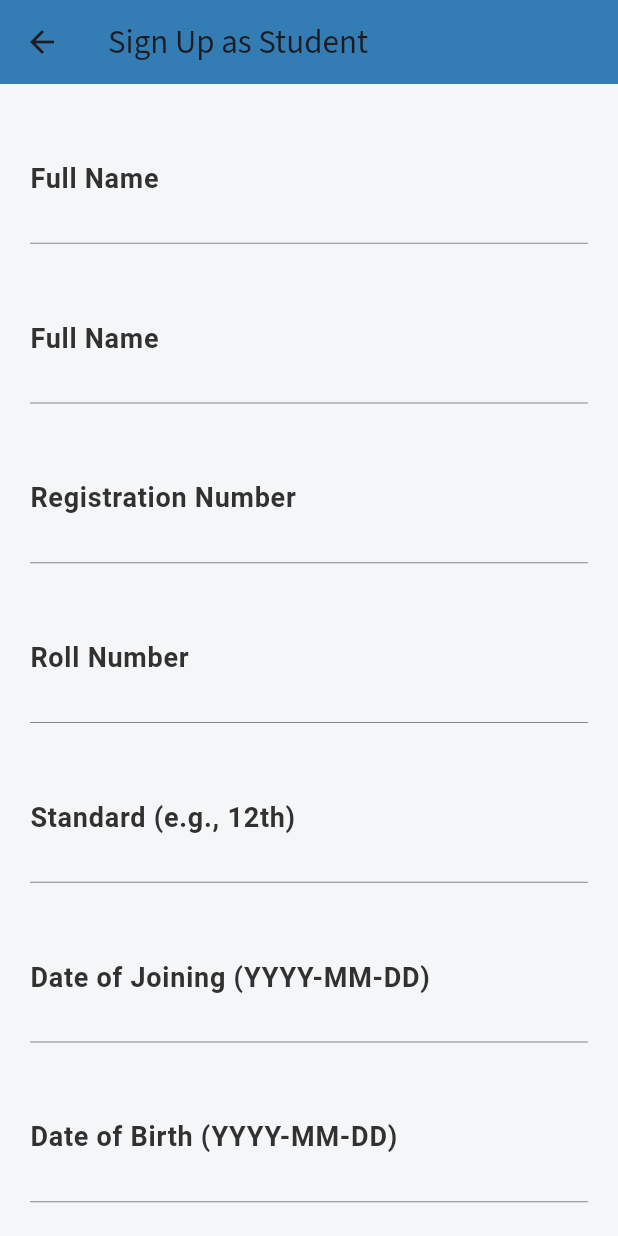
After one commit to ManishIIITK/SchoolSphere, a Flutter app: the SignUpScreen screen opened by its route, after a tap on "Sign Up as Student", on a phone screen of 412 x 824 dp. The commit adds this screen. Run offline on Flutter 3.47's test engine with Material 3 defaults, Android fonts, the phone set to English and light mode, and no system bars; our stand-ins replace file_picker, flutter_svg, fluttertoast, google_fonts, image_picker, permission_handler and 1 more; project files that could hold a hidden picture were left out.

Commit message:
SignUp Page Created

```diff
--- a/school_management_app/lib/components/custom_button.dart
+++ b/school_management_app/lib/components/custom_button.dart
@@ -1,12 +1,12 @@
 import 'package:flutter/material.dart';
 import 'package:school_management_app/constants/constants.dart';
 
-class DefaultButton extends StatelessWidget {
+class CustomButton extends StatelessWidget {
   final VoidCallback onPress;
   final String title;
   final IconData iconData;
 
-  const DefaultButton(
+  const CustomButton(
       {super.key,
       required this.onPress,
       required this.title,
--- a/school_management_app/lib/routes/routes.dart
+++ b/school_management_app/lib/routes/routes.dart
@@ -6,6 +6,9 @@ import 'package:school_management_app/screens/admin/Home_Screen/admin_home_scree
 import 'package:school_management_app/screens/admin/Student_Screen/admin_add_student_screen.dart';
 import 'package:school_management_app/screens/admin/Student_Screen/admin_student_screen.dart';
 import 'package:school_management_app/screens/admin/Teacher_Screen/admin_teacher_screen.dart';
+import 'package:school_management_app/screens/signup_screen/SignUp_Screen.dart';
+import 'package:school_management_app/screens/signup_screen/sign_up_student.dart';
+import 'package:school_management_app/screens/signup_screen/sign_up_teacher.dart';
 import 'package:school_management_app/screens/students/announcement_screen/view_announcement_screen.dart';
 import 'package:school_management_app/screens/students/assignment_screen/assignment_screen.dart';
 import 'package:school_management_app/screens/students/attendance/attendance.dart';
@@ -51,11 +54,12 @@ Map<String, WidgetBuilder> routes = {
   // Admin Routes
   AdminHomeScreen.routeName: (context) => const AdminHomeScreen(),
   AdminProfileScreen.routeName: (context) => const AdminProfileScreen(),
-  AdminAnnouncementScreen.routeName: (context) => const AdminAnnouncementScreen(),
+  AdminAnnouncementScreen.routeName: (context) =>
+      const AdminAnnouncementScreen(),
   AdminHolidayScreen.routeName: (context) => const AdminHolidayScreen(),
-  AdminStudentScreen.routeName:(context) => const AdminStudentScreen(),
-  AdminTeacherScreen.routeName:(context) => const AdminTeacherScreen(),
-  AdminAddStudentScreen.routeName:(context) => AdminAddStudentScreen(),
+  AdminStudentScreen.routeName: (context) => const AdminStudentScreen(),
+  AdminTeacherScreen.routeName: (context) => const AdminTeacherScreen(),
+  AdminAddStudentScreen.routeName: (context) => AdminAddStudentScreen(),
 
   // Students Route
   StudentHomeScreen.routeName: (context) => const StudentHomeScreen(),
@@ -98,5 +102,11 @@ Map<String, WidgetBuilder> routes = {
       const TeacherAnnouncementScreen(),
   TeachersTimeTableScreen.routeName: (context) =>
       const TeachersTimeTableScreen(),
-  TeachersPostAssignmentScreen.routeName:(context) => const TeachersPostAssignmentScreen(),
+  TeachersPostAssignmentScreen.routeName: (context) =>
+      const TeachersPostAssignmentScreen(),
+
+  /////////////////// common
+  SignUpScreen.routeName: (context) => SignUpScreen(),
+  SignUpAsTeacher.routeName: (context) => SignUpAsTeacher(),
+  SignUpAsStudent.routeName: (context) => SignUpAsStudent(),
 };
--- a/school_management_app/lib/screens/admin/Announcement_Screen/admin_announcement_screen.dart
+++ b/school_management_app/lib/screens/admin/Announcement_Screen/admin_announcement_screen.dart
@@ -42,7 +42,7 @@ class _AdminAnnouncementScreenState extends State<AdminAnnouncementScreen> {
                 // maxLines: null,
               ),
               const SizedBox(height: 20),
-              DefaultButton(
+              CustomButton(
                   onPress: () {
                     // Simulate posting an announcement
                     String announcementText = _announcementController.text;
--- a/school_management_app/lib/screens/admin/Student_Screen/admin_add_student_screen.dart
+++ b/school_management_app/lib/screens/admin/Student_Screen/admin_add_student_screen.dart
@@ -204,7 +204,7 @@ class AdminAddStudentScreen extends StatelessWidget {
                   },
                 ),
                 const SizedBox(height: 20),
-                DefaultButton(
+                CustomButton(
                 onPress:(){
                   _submitForm(context);
                 },
--- /dev/null
+++ b/school_management_app/lib/screens/signup_screen/SignUp_Screen.dart
@@ -0,0 +1,41 @@
+import 'package:flutter/material.dart';
+import 'package:school_management_app/components/custom_button.dart';
+import 'package:school_management_app/constants/constants.dart';
+import 'package:school_management_app/screens/signup_screen/sign_up_student.dart';
+import 'package:school_management_app/screens/signup_screen/sign_up_teacher.dart';
+
+class SignUpScreen extends StatelessWidget {
+  static const routeName = 'signUpScreen';
+
+  @override
+  Widget build(BuildContext context) {
+    return Scaffold(
+      backgroundColor: kOtherColor,
+      appBar: AppBar(
+        title: const Text('Sign Up Options'),
+      ),
+      body: Center(
+        child: Column(
+          mainAxisAlignment: MainAxisAlignment.center,
+          children: [
+            CustomButton(
+              onPress: () {
+                Navigator.pushNamed(context, SignUpAsStudent.routeName);
+              },
+              title: 'Sign Up as Student',
+              iconData: Icons.arrow_forward_outlined,
+            ),
+            SizedBox(height: kDefaultPadding),
+            CustomButton(
+              onPress: () {
+                Navigator.pushNamed(context, SignUpAsTeacher.routeName);
+              },
+              title: 'Sign Up as Teacher',
+              iconData: Icons.arrow_forward_outlined,
+            ),
+          ],
+        ),
+      ),
+    );
+  }
+}
--- /dev/null
+++ b/school_management_app/lib/screens/signup_screen/sign_up_student.dart
@@ -0,0 +1,231 @@
+import 'package:flutter/material.dart';
+import 'package:school_management_app/components/custom_button.dart';
+import 'package:school_management_app/constants/constants.dart';
+
+class SignUpAsStudent extends StatefulWidget {
+  static const routeName = 'signUpAsStudent';
+
+  const SignUpAsStudent({super.key});
+
+  @override
+  _SignUpAsStudentState createState() => _SignUpAsStudentState();
+}
+
+class _SignUpAsStudentState extends State<SignUpAsStudent> {
+  final _formKey = GlobalKey<FormState>();
+
+  final TextEditingController _firstNameController = TextEditingController();
+  final TextEditingController _lastNameController = TextEditingController();
+  final TextEditingController _regNoController = TextEditingController();
+  final TextEditingController _rollNoController = TextEditingController();
+  final TextEditingController _stdController = TextEditingController();
+  final TextEditingController _dateOfJoiningController =
+      TextEditingController();
+  final TextEditingController _dateOfBirthController = TextEditingController();
+  final TextEditingController _fathersNameController = TextEditingController();
+  final TextEditingController _mothersNameController = TextEditingController();
+  final TextEditingController _emailController = TextEditingController();
+  final TextEditingController _passwordController = TextEditingController();
+  final TextEditingController _phoneController = TextEditingController();
+
+  @override
+  void dispose() {
+    _firstNameController.dispose();
+    _lastNameController.dispose();
+    _regNoController.dispose();
+    _rollNoController.dispose();
+    _stdController.dispose();
+    _dateOfJoiningController.dispose();
+    _dateOfBirthController.dispose();
+    _fathersNameController.dispose();
+    _mothersNameController.dispose();
+    _emailController.dispose();
+    _passwordController.dispose();
+    _phoneController.dispose();
+    super.dispose();
+  }
+
+  @override
+  Widget build(BuildContext context) {
+    return Scaffold(
+      backgroundColor: kOtherColor,
+      appBar: AppBar(
+        title: const Text('Sign Up as Student'),
+      ),
+      body: SingleChildScrollView(
+        padding: const EdgeInsets.all(kDefaultPadding),
+        child: Form(
+          key: _formKey,
+          child: Column(
+            crossAxisAlignment: CrossAxisAlignment.stretch,
+            children: [
+              TextFormField(
+                controller: _firstNameController,
+                decoration: const InputDecoration(labelText: 'Full Name'),
+                validator: (value) {
+                  if (value == null || value.isEmpty) {
+                    return 'Please enter your full name';
+                  }
+                  return null;
+                },
+              ),
+              const SizedBox(height: kDefaultPadding),
+              TextFormField(
+                controller: _lastNameController,
+                decoration: const InputDecoration(labelText: 'Full Name'),
+                validator: (value) {
+                  if (value == null || value.isEmpty) {
+                    return 'Please enter your full name';
+                  }
+                  return null;
+                },
+              ),
+              const SizedBox(height: kDefaultPadding),
+              TextFormField(
+                controller: _regNoController,
+                decoration:
+                    const InputDecoration(labelText: 'Registration Number'),
+                validator: (value) {
+                  if (value == null || value.isEmpty) {
+                    return 'Please enter your registration number';
+                  }
+                  return null;
+                },
+              ),
+              const SizedBox(height: kDefaultPadding),
+              TextFormField(
+                controller: _rollNoController,
+                decoration: const InputDecoration(labelText: 'Roll Number'),
+                validator: (value) {
+                  if (value == null || value.isEmpty) {
+                    return 'Please enter your roll number';
+                  }
+                  return null;
+                },
+              ),
+              const SizedBox(height: kDefaultPadding),
+              TextFormField(
+                controller: _stdController,
+                decoration:
+                    const InputDecoration(labelText: 'Standard (e.g., 12th)'),
+                validator: (value) {
+                  if (value == null || value.isEmpty) {
+                    return 'Please enter your standard';
+                  }
+                  return null;
+                },
+              ),
+              const SizedBox(height: kDefaultPadding),
+              TextFormField(
+                controller: _dateOfJoiningController,
+                decoration: const InputDecoration(
+                    labelText: 'Date of Joining (YYYY-MM-DD)'),
+                validator: (value) {
+                  if (value == null || value.isEmpty) {
+                    return 'Please enter your date of joining';
+                  }
+                  return null;
+                },
+              ),
+              const SizedBox(height: kDefaultPadding),
+              TextFormField(
+                controller: _dateOfBirthController,
+                decoration: const InputDecoration(
+                    labelText: 'Date of Birth (YYYY-MM-DD)'),
+                validator: (value) {
+                  if (value == null || value.isEmpty) {
+                    return 'Please enter your date of birth';
+                  }
+                  return null;
+                },
+              ),
+              const SizedBox(height: kDefaultPadding),
+              TextFormField(
+                controller: _fathersNameController,
+                decoration: const InputDecoration(labelText: "Father's Name"),
+                validator: (value) {
+                  if (value == null || value.isEmpty) {
+                    return "Please enter your father's name";
+                  }
+                  return null;
+                },
+              ),
+              const SizedBox(height: kDefaultPadding),
+              TextFormField(
+                controller: _mothersNameController,
+                decoration: const InputDecoration(labelText: "Mother's Name"),
+                validator: (value) {
+                  if (value == null || value.isEmpty) {
+                    return "Please enter your mother's name";
+                  }
+                  return null;
+                },
+              ),
+              const SizedBox(height: kDefaultPadding),
+              TextFormField(
+                controller: _emailController,
+                decoration: const InputDecoration(labelText: 'Email'),
+                validator: (value) {
+                  if (value == null || value.isEmpty) {
+                    return 'Please enter your email address';
+                  }
+                  return null;
+                },
+              ),
+              const SizedBox(height: kDefaultPadding),
+              TextFormField(
+                controller: _passwordController,
+                obscureText: true,
+                decoration: const InputDecoration(labelText: 'Password'),
+                validator: (value) {
+                  RegExp regExp = RegExp(emailPattern);
+                  if (value == null || value.isEmpty) {
+                    return "Email Field cannot be empty";
+                  } else if (!regExp.hasMatch(value)) {
+                    return "Please enter a valid email address";
+                  }
+                  return null;
+                },
+              ),
+              const SizedBox(height: kDefaultPadding),
+              TextFormField(
+                controller: _phoneController,
+                decoration: const InputDecoration(labelText: 'Phone Number'),
+                validator: (value) {
+                  RegExp regExp = RegExp(mobilePattern);
+                  if (value == null || value.isEmpty) {
+                    return "Mobile Number Field cannot be empty";
+                  } else if (!regExp.hasMatch(value)) {
+                    return "Please enter a valid mobile number";
+                  }
+                  return null;
+                },
+              ),
+              const SizedBox(height: kDefaultPadding),
+              CustomButton(
+                title: 'Sign Up',
+                onPress: () {
+                  if (_formKey.currentState!.validate()) {
+                    String firstName = _firstNameController.text;
+                    String lastName = _lastNameController.text;
+                    String regNo = _regNoController.text;
+                    String rollNo = _rollNoController.text;
+                    String std = _stdController.text;
+                    String dateOfJoining = _dateOfJoiningController.text;
+                    String dateOfBirth = _dateOfBirthController.text;
+                    String fathersName = _fathersNameController.text;
+                    String mothersName = _mothersNameController.text;
+                    String email = _emailController.text;
+                    String password = _passwordController.text;
+                    String phone = _phoneController.text;
+                  }
+                },
+                iconData: Icons.app_registration_rounded,
+              ),
+            ],
+          ),
+        ),
+      ),
+    );
+  }
+}
```
Also changed, not shown: school_management_app/lib/screens/login_screen/login_screen.dart (+27 -10 lines), school_management_app/lib/screens/signup_screen/sign_up_teacher.dart (added, +213 -0 lines), 2 other files.
